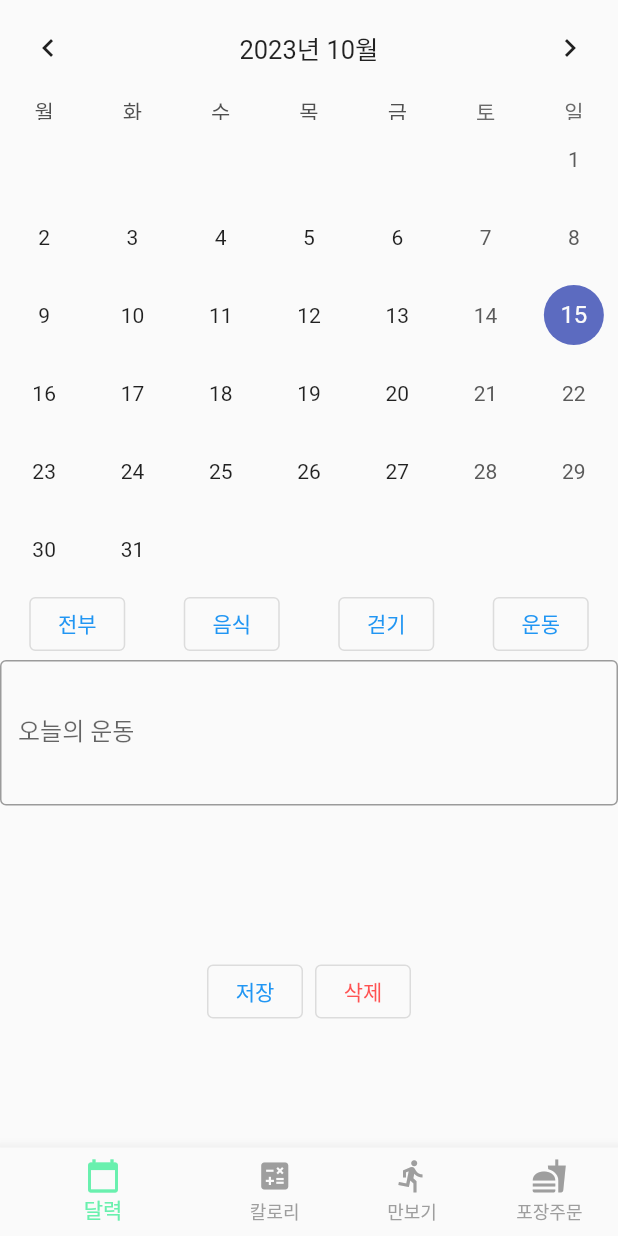
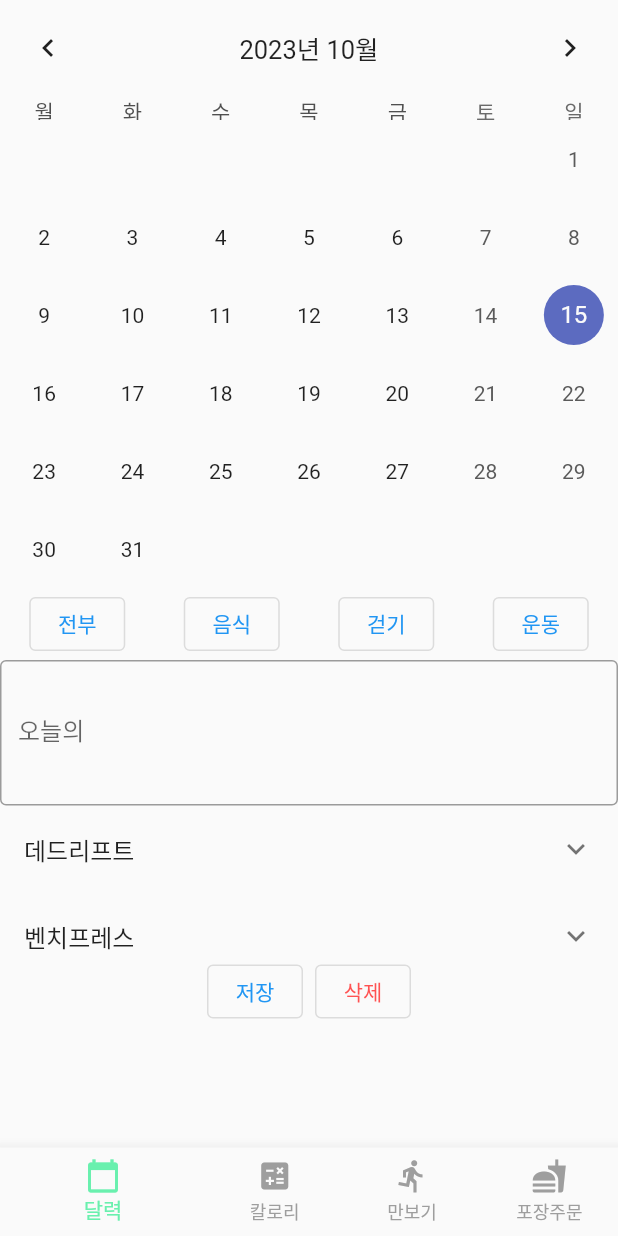
Before and after one commit to exerciseLog/exercise, a Flutter app: the screen it shows after launch, on a phone screen of 412 x 824 dp. Run offline on Flutter 3.47's test engine with Material 2 defaults, Android fonts, the phone set to English and light mode, and no system bars; drawn by our look-alikes of table_calendar; our stand-ins replace drift, elegant_notification, fluttertoast, get_it, infinite_scroll_pagination, sensors_plus and 1 more; missing offline and left inert: flutter_cupertino_datetime_picker, home_widget; accounts and stored records are empty; generated files the repository leaves out were written again.

Commit message:
날짜 선택 시 운동 입력창 여러개 나오도록 추가

```diff
--- a/lib/provider/calendar_provider.dart
+++ b/lib/provider/calendar_provider.dart
@@ -29,6 +29,7 @@ class CalendarProvider with ChangeNotifier {
       writeTime: drift.Value(selectedDay),
       memo: drift.Value(memoText),
       modifyTime: drift.Value(DateTime.now()),
+      memoType: drift.Value(memoType.name),
     );
 
     await MemoDao(GetIt.I<DbHelper>()).createMemo(
@@ -40,7 +41,7 @@ class CalendarProvider with ChangeNotifier {
           writeTime: selectedDay,
           memo: memoText,
           modifyTime: DateTime.now(),
-          memoType: '')
+          memoType: memoType.name)
     });
     notifyListeners();
   }
@@ -59,6 +60,7 @@ class CalendarProvider with ChangeNotifier {
       writeTime: drift.Value(today),
       memo: const drift.Value(''),
       modifyTime: drift.Value(today),
+      memoType: drift.Value(memoType.name),
     );
 
     await MemoDao(GetIt.I<DbHelper>()).createMemo(
--- a/lib/screens/calendar_memo.dart
+++ b/lib/screens/calendar_memo.dart
@@ -30,7 +30,7 @@ class _CalendarMemoState extends State<CalendarMemo> {
   DateTime? _rangeStart;
   DateTime? _rangeEnd;
 
-  List<String> dropdownList = ['데드리프트', '벤치프레스', '스쿼트'];
+  List<String> dropdownList = ['데드리프트', '벤치프레스', '스쿼트 10세트 80\n 레그프레스 5세트 60'];
   String selectedDropdown = '데드리프트';
 
   final _memoController = TextEditingController();
@@ -108,22 +108,25 @@ class _CalendarMemoState extends State<CalendarMemo> {
           ),
           TextField(
             focusNode: memoTextFocus,
-            decoration: const InputDecoration(
-              border: OutlineInputBorder(),
-              labelText: '오늘의 운동',
+            decoration: InputDecoration(
+              border: const OutlineInputBorder(),
+              labelText: '오늘의 ${_memoController.text}',
             ),
             maxLines: 3,
             controller: _memoController,
           ),
-          SizedBox(
+          Container(
             height: 100,
-            child: ListView.builder(itemBuilder: (context, index) {
-              const ExpansionTile(
-                title: Text("타이틀"),
-                children: [Text("하위")],
-              );
-              return null;
-            }),
+            child: ListView.builder(
+              itemCount: dropdownList.length,
+              itemBuilder: (BuildContext context, int index) {
+                return ExpansionTile(
+                    title: dropdownList[index].length > 9
+                        ? Text(dropdownList[index].substring(0, 10))
+                        : Text(dropdownList[index]),
+                    children: [memoField(dropdownList[index])]);
+              },
+            ),
           ),
           Row(
             mainAxisAlignment: MainAxisAlignment.center,
@@ -198,6 +201,16 @@ class _CalendarMemoState extends State<CalendarMemo> {
     ];
   }
 
+  Widget memoField(String value) {
+    return TextField(
+      decoration: InputDecoration(
+        border: const OutlineInputBorder(),
+        labelText: value,
+      ),
+      maxLines: 3,
+    );
+  }
+
   // Future<void> getMonthMemo(BuildContext context) async {
   //   var memoList =
   //       await MemoDao(GetIt.I<DbHelper>()).findMonthByWriteTime(DateTime.now());
@@ -217,14 +230,18 @@ class _CalendarMemoState extends State<CalendarMemo> {
         memoTextFocus.unfocus();
       });
       var memo = await MemoDao(GetIt.I<DbHelper>())
-          .findDayMemoByWriteTime(selectedDay, MemoType.ateFood);
+          .findDayMemoByWriteTime(selectedDay, MemoType.all);
       if (memo.isEmpty) {
         setState(() {
           _memoController.text = '';
+          dropdownList.clear();
         });
       } else {
         setState(() {
-          _memoController.text = "";
+          _memoController.text = context.read<CalendarProvider>().memoType.name;
+          dropdownList = memo.map((e) {
+            return e?.memo ?? "";
+          }).toList();
         });
       }
 
```
Also changed, not shown: lib/screens/nutrition_screen.dart (+6 -5 lines).
